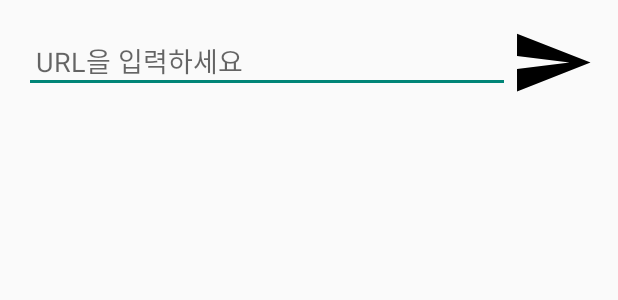
After one commit to dlskagusvx2/CapstoneTest, an Android app: the layout activity_process.xml on its own in the app's theme, with its tools: preview values and no code run, on a phone screen of 412 x 824 dp. The commit adds this screen. Shown: the top 300 px of the screen. Run offline under Robolectric (Android 15) with nearby library versions, the phone set to English and light mode, and no system bars.

Commit message:
layout 전체적 디자인 만들기

```diff
--- a/app/src/main/AndroidManifest.xml
+++ b/app/src/main/AndroidManifest.xml
@@ -15,12 +15,16 @@
         android:theme="@style/Theme.CapstoneTest"
         tools:targetApi="31">
         <activity
+            android:name=".MainActivity"
+            android:exported="false"
+            android:label="Main"/>
+        <activity
             android:name=".SubActivity"
             android:exported="false"
             android:label="@string/title_activity_sub"
             android:theme="@style/Theme.CapstoneTest" />
         <activity
-            android:name=".MainActivity"
+            android:name=".ProcessActivity"
             android:exported="true">
             <intent-filter>
                 <action android:name="android.intent.action.MAIN" />
--- a/app/src/main/java/com/example/capstonetest/MainActivity.kt
+++ b/app/src/main/java/com/example/capstonetest/MainActivity.kt
@@ -51,6 +51,7 @@ class MainActivity : AppCompatActivity() {
             val intent = Intent(this@MainActivity, SubActivity::class.java)
             intent.putExtra("url",l)
             startActivity(intent)
+            finish()
         }
 
 
--- a/app/src/main/java/com/example/capstonetest/SubActivity.kt
+++ b/app/src/main/java/com/example/capstonetest/SubActivity.kt
@@ -14,7 +14,10 @@ class SubActivity : AppCompatActivity() {
     override fun onCreate(savedInstanceState: Bundle?) {
         super.onCreate(savedInstanceState)
         setContentView(binding.root)
+        val intent = Intent(this@SubActivity, ProcessActivity::class.java)
+
         binding.mButton.setOnClickListener {
+            startActivity(intent)
             finish()
         }
         val url = intent.getStringExtra("url")
--- /dev/null
+++ b/app/src/main/res/drawable/send.xml
@@ -0,0 +1,5 @@
+<vector android:autoMirrored="true" android:height="24dp"
+    android:tint="#000000" android:viewportHeight="24"
+    android:viewportWidth="24" android:width="24dp" xmlns:android="http://schemas.android.com/apk/res/android">
+    <path android:fillColor="@android:color/white" android:pathData="M2.01,21L23,12 2.01,3 2,10l15,2 -15,2z"/>
+</vector>
--- /dev/null
+++ b/app/src/main/res/layout/activity_process.xml
@@ -0,0 +1,30 @@
+<?xml version="1.0" encoding="utf-8"?>
+<LinearLayout xmlns:android="http://schemas.android.com/apk/res/android"
+    xmlns:app="http://schemas.android.com/apk/res-auto"
+    xmlns:tools="http://schemas.android.com/tools"
+    android:layout_width="match_parent"
+    android:layout_height="match_parent"
+    android:orientation="horizontal"
+    android:padding="16dp"
+    tools:context=".ProcessActivity">
+
+
+    <EditText
+        android:id="@+id/urlEditText"
+        android:layout_width="0dp"
+        android:layout_height="wrap_content"
+        android:layout_weight="1"
+        android:hint="URL을 입력하세요"
+        android:inputType="textUri"
+        android:padding="8dp" />
+
+    <Button
+        android:id="@+id/triangleButton"
+        android:layout_width="56dp"
+        android:layout_height="wrap_content"
+        android:background="@drawable/send"
+        android:padding="16dp"
+
+        />
+
+</LinearLayout>
--- a/app/src/main/res/values-night/themes.xml
+++ b/app/src/main/res/values-night/themes.xml
@@ -1,6 +1,6 @@
 <resources xmlns:tools="http://schemas.android.com/tools">
     <!-- Base application theme. -->
-    <style name="Theme.CapstoneTest" parent="Theme.MaterialComponents.Light.DarkActionBar">
+    <style name="Theme.CapstoneTest" parent="Theme.AppCompat.Light.DarkActionBar">
         <!-- Primary brand color. -->
         <item name="colorPrimary">@color/purple_200</item>
         <item name="colorPrimaryVariant">@color/purple_700</item>
--- a/app/src/main/res/values/colors.xml
+++ b/app/src/main/res/values/colors.xml
@@ -7,4 +7,5 @@
     <color name="teal_700">#FF018786</color>
     <color name="black">#FF000000</color>
     <color name="white">#FFFFFFFF</color>
+    <color name="green">#00FF00</color>
 </resources>
--- a/app/src/main/res/values/themes.xml
+++ b/app/src/main/res/values/themes.xml
@@ -1,6 +1,6 @@
 <resources xmlns:tools="http://schemas.android.com/tools">
     <!-- Base application theme. -->
-    <style name="Theme.CapstoneTest" parent="Theme.MaterialComponents.DayNight.DarkActionBar">
+    <style name="Theme.CapstoneTest" parent="Theme.AppCompat.DayNight.DarkActionBar">
         <!-- Primary brand color. -->
         <item name="colorPrimary">@color/purple_500</item>
         <item name="colorPrimaryVariant">@color/purple_700</item>
@@ -14,7 +14,7 @@
         <!-- Customize your theme here. -->
     </style>
   <!-- Base application theme. -->
-    <style name="Base.Theme.CapstoneTest" parent="Theme.Material3.DayNight.NoActionBar">
+    <style name="Base.Theme.CapstoneTest" parent="Theme.AppCompat.DayNight.NoActionBar">
         <!-- Customize your light theme here. -->
         <!-- <item name="colorPrimary">@color/my_light_primary</item> -->
     </style>
```
Also changed, not shown: app/src/main/java/com/example/capstonetest/ProcessActivity.kt (added, +26 -0 lines).
